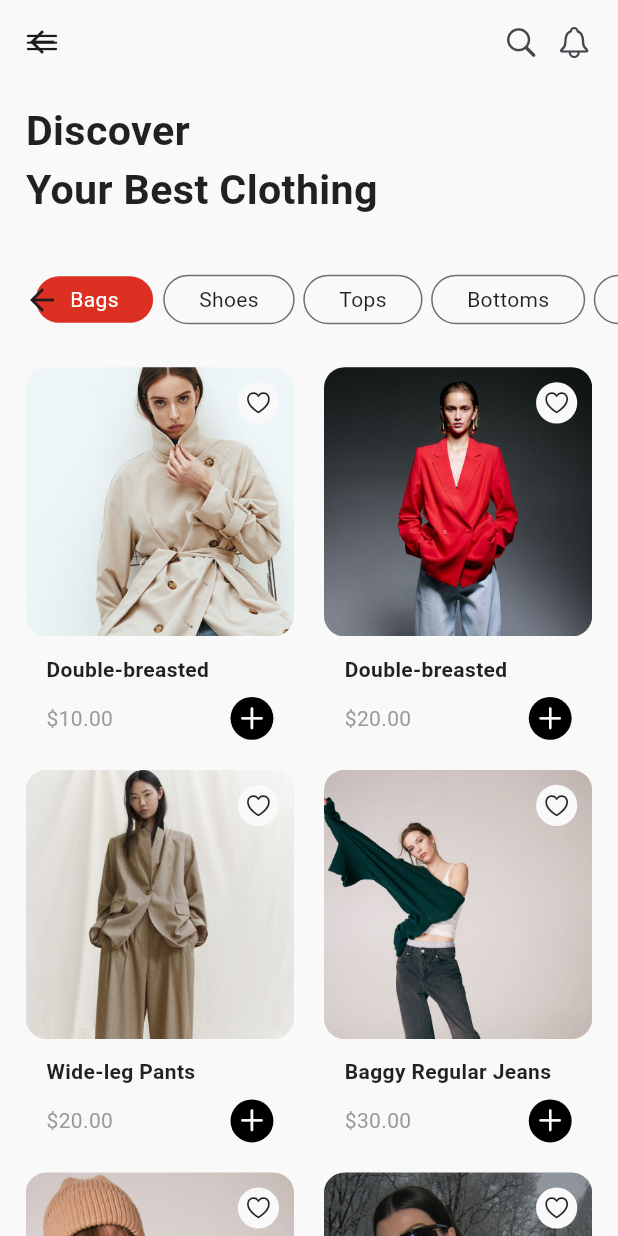
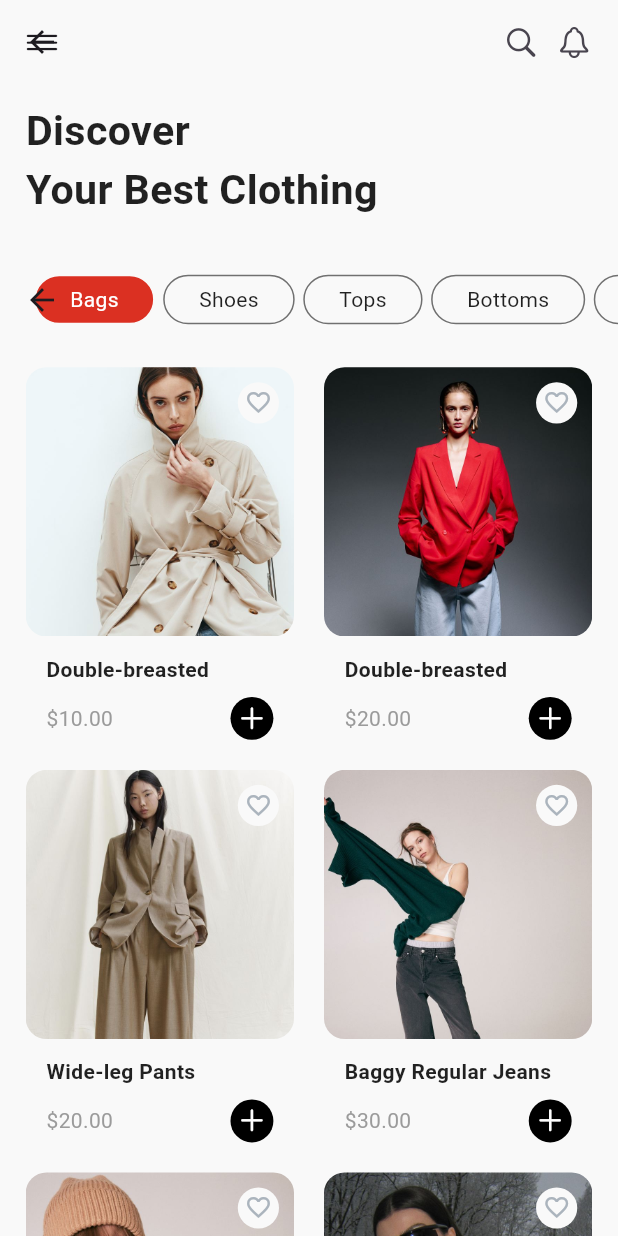
Before and after one commit to Minionb/Fashion-Fusion, a Flutter app: the HomeScreen screen opened directly, on a phone screen of 412 x 824 dp. Run offline on Flutter 3.47's test engine with Material 3 defaults, Android fonts, the phone set to English and light mode, and no system bars; our stand-ins replace dartz, dio, equatable, flutter_bloc, flutter_screenutil, flutter_staggered_animations and 6 more; missing offline and left inert: phone_form_field; accounts and stored records are empty.

Commit message:
feat: added animation to gride view and like button

```diff
--- /dev/null
+++ b/lib/core/widgets/like_button.dart
@@ -0,0 +1,55 @@
+import 'package:fashion_fusion/core/utils/app_colors.dart';
+import 'package:flutter/material.dart';
+import 'package:flutter_screenutil/flutter_screenutil.dart';
+
+// ignore: must_be_immutable
+class LikeButton extends StatefulWidget {
+  bool isFavorite;
+
+  LikeButton({
+    Key? key,
+    this.isFavorite = false,
+  }) : super(key: key);
+
+  @override
+  State<LikeButton> createState() => _LikeButtonState();
+}
+
+class _LikeButtonState extends State<LikeButton>
+    with SingleTickerProviderStateMixin {
+  late final AnimationController _controller = AnimationController(
+      duration: const Duration(milliseconds: 200), vsync: this, value: 1.0);
+
+  @override
+  void dispose() {
+    super.dispose();
+    _controller.dispose();
+  }
+
+  @override
+  Widget build(BuildContext context) {
+    return GestureDetector(
+      onTap: () {
+        setState(() {
+          widget.isFavorite = !widget.isFavorite;
+        });
+        _controller.reverse().then((value) => _controller.forward());
+      },
+      child: ScaleTransition(
+        scale: Tween(begin: 0.7, end: 1.0).animate(
+            CurvedAnimation(parent: _controller, curve: Curves.easeOut)),
+        child: widget.isFavorite
+            ? Icon(
+                Icons.favorite,
+                color: AppColors.primary,
+                size: 16.sp,
+              )
+            : Icon(
+                Icons.favorite_border,
+                size: 16.sp,
+                color: AppColors.grayDK,
+              ),
+      ),
+    );
+  }
+}
--- a/lib/view/home/screen/home_screen.dart
+++ b/lib/view/home/screen/home_screen.dart
@@ -5,6 +5,7 @@ import 'package:flutter/cupertino.dart';
 import 'package:flutter/material.dart';
 import 'package:flutter/services.dart';
 import 'package:flutter_screenutil/flutter_screenutil.dart';
+import 'package:flutter_staggered_animations/flutter_staggered_animations.dart';
 
 class HomeScreen extends StatefulWidget {
   const HomeScreen({Key? key}) : super(key: key);
@@ -27,7 +28,8 @@ class _HomeScreenState extends State<HomeScreen> {
                 _buildAppBar2(),
               ];
             },
-            body: GridView.builder(
+            body: AnimationLimiter(
+              child: GridView.builder(
                 padding: const EdgeInsets.fromLTRB(15, 15, 15, 50).w,
                 itemCount: ProductModel.products.length,
                 gridDelegate: const SliverGridDelegateWithFixedCrossAxisCount(
@@ -37,8 +39,14 @@ class _HomeScreenState extends State<HomeScreen> {
                     childAspectRatio: 0.72),
                 itemBuilder: (context, index) {
                   final model = ProductModel.products[index];
-                return ProductCard(model: model);
+                  return AnimationConfiguration.staggeredList(
+                      position: index,
+                      duration: const Duration(milliseconds: 900),
+                      child: SlideAnimation(
+                          child: FadeInAnimation(
+                              child: ProductCard(model: model))));
                 },
+              ),
             )),
       ),
     );
--- a/lib/view/home/widget/product_card.dart
+++ b/lib/view/home/widget/product_card.dart
@@ -1,4 +1,5 @@
 import 'package:fashion_fusion/core/utils/app_colors.dart';
+import 'package:fashion_fusion/core/widgets/like_button.dart';
 import 'package:fashion_fusion/view/home/screen/home_screen.dart';
 import 'package:flutter/cupertino.dart';
 import 'package:flutter/material.dart';
@@ -87,16 +88,12 @@ class ProductCard extends StatelessWidget {
             child: Align(
               alignment: Alignment.topRight,
               child: Container(
-                padding: const EdgeInsets.all(4).w,
-                decoration: BoxDecoration(
-                  shape: BoxShape.circle,
-                  color: AppColors.bg,
-                ),
-                child: Icon(
-                  CupertinoIcons.heart,
-                  size: 16.sp,
-                ),
-              ),
+                  padding: const EdgeInsets.all(4).w,
+                  decoration: BoxDecoration(
+                    shape: BoxShape.circle,
+                    color: AppColors.bg,
+                  ),
+                  child: LikeButton()),
             ),
           )
         ],
--- a/pubspec.yaml
+++ b/pubspec.yaml
@@ -30,6 +30,7 @@ dependencies:
   internet_connection_checker: ^1.0.0+1
   phone_form_field: ^9.0.5
   persistent_bottom_nav_bar_v2: ^4.2.8
+  flutter_staggered_animations: ^1.1.1
 
 
 
```
Also changed, not shown: pubspec.lock. Lines whose indentation alone changed are shown as unchanged.
